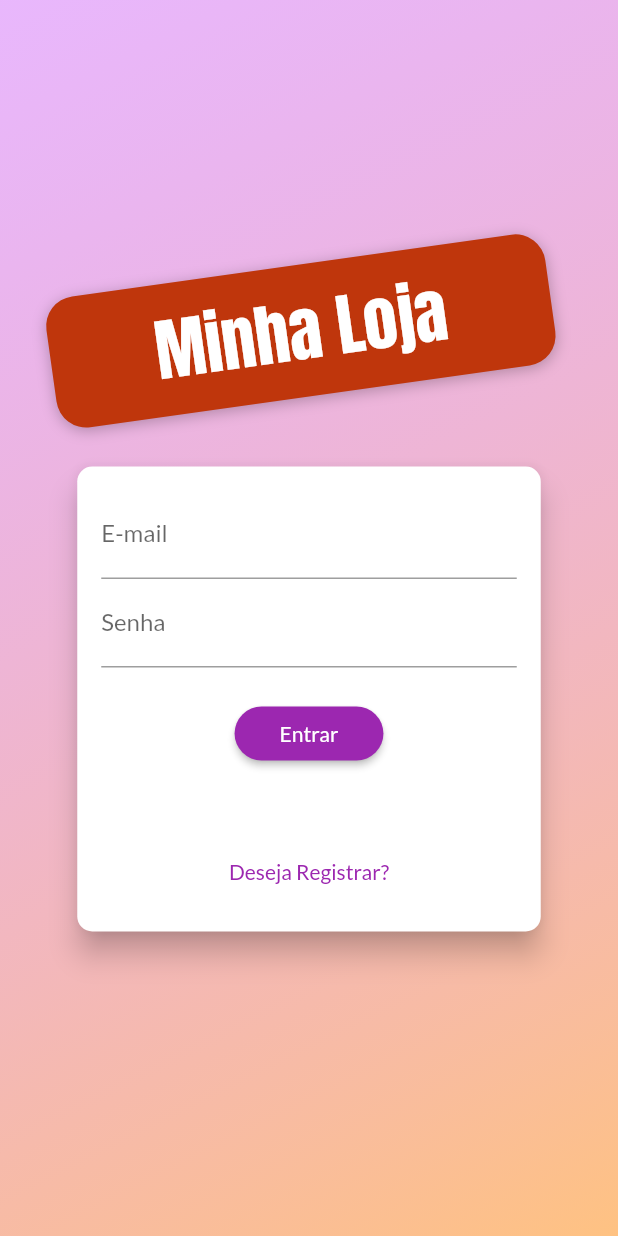
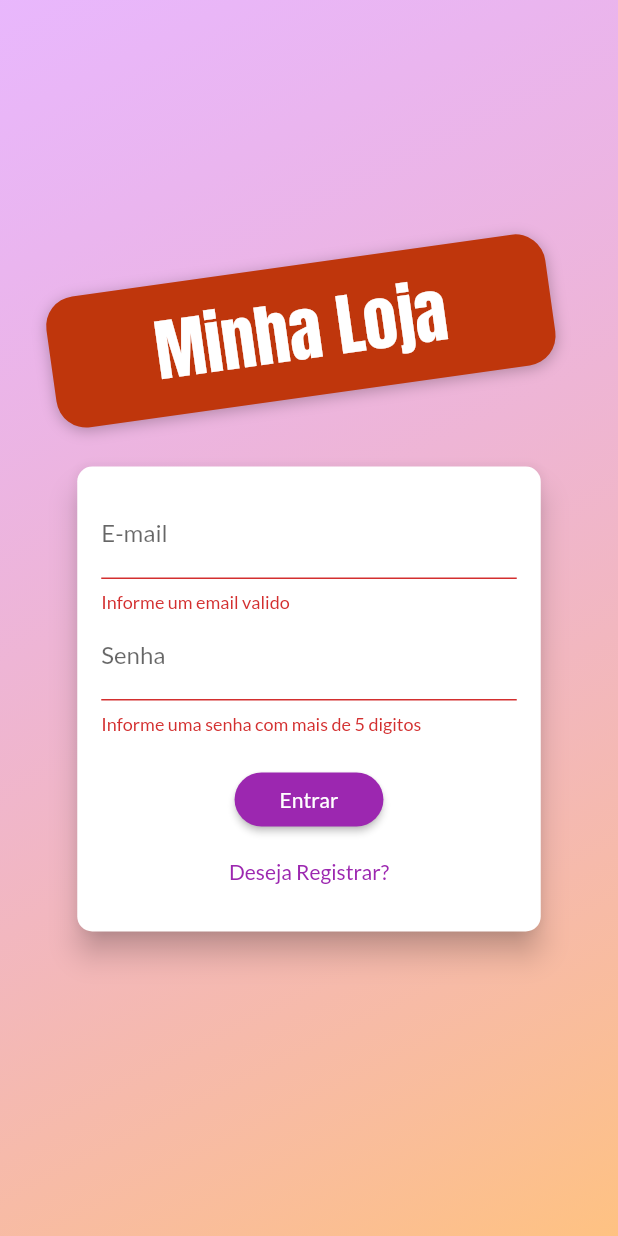
Before and after one commit to LeandroTheDev/shop_project, a Flutter app: the screen it shows after launch, after a tap on "Entrar", on a phone screen of 412 x 824 dp. Run offline on Flutter 3.47's test engine with Material 2 defaults, Android fonts, the phone set to English and light mode, and no system bars; network calls fail.

Commit message:
Auth Register

```diff
--- a/lib/components/auth_form.dart
+++ b/lib/components/auth_form.dart
@@ -1,4 +1,6 @@
 import 'package:flutter/material.dart';
+import 'package:provider/provider.dart';
+import 'package:shop/models/auth.dart';
 
 enum AuthMode { Signup, Login }
 
@@ -32,21 +34,26 @@ class _AuthFormState extends State<AuthForm> {
     });
   }
 
-  void _submit() {
+  Future<void> _submit() async {
     final _isValid = _formKey.currentState?.validate() ?? false;
 
-    if(!_isValid){
+    if (!_isValid) {
       return;
     }
 
     setState(() => _isLoading = true);
 
     _formKey.currentState?.save();
+    Auth auth = Provider.of(context, listen: false);
 
-    if(_isLogin()){
+    if (_isLogin()) {
       //login
     } else {
       //Registrar
+      await auth.signup(
+        _authData['email']!,
+        _authData['password']!,
+      );
     }
 
     setState(() => _isLoading = false);
@@ -63,6 +70,7 @@ class _AuthFormState extends State<AuthForm> {
         height: _isLogin() ? 310 : 400,
         width: deviceSize.width * 0.75,
         child: Form(
+          key: _formKey,
           child: Column(
             children: [
               TextFormField(
@@ -89,7 +97,7 @@ class _AuthFormState extends State<AuthForm> {
                 onSaved: (password) => _authData['password'] = password ?? '',
                 validator: (_password) {
                   final password = _password ?? '';
-                  if (password.isEmpty || password.length < 5) {
+                  if (password.isEmpty || password.length <= 5) {
                     return 'Informe uma senha com mais de 5 digitos';
                   }
                   return null;
@@ -116,7 +124,7 @@ class _AuthFormState extends State<AuthForm> {
                 height: 20,
               ),
               if (_isLoading)
-                CircularProgressIndicator()
+                const CircularProgressIndicator()
               else
                 ElevatedButton(
                   onPressed: _submit,
--- a/lib/main.dart
+++ b/lib/main.dart
@@ -1,5 +1,6 @@
 import 'package:flutter/material.dart';
 import 'package:provider/provider.dart';
+import 'package:shop/models/auth.dart';
 import 'package:shop/models/cart.dart';
 import 'package:shop/models/order_list.dart';
 import 'package:shop/models/product_list.dart';
@@ -32,6 +33,9 @@ class MyApp extends StatelessWidget {
         ChangeNotifierProvider(
           create: (_) => OrderList(),
         ),
+        ChangeNotifierProvider(
+          create: (_) => Auth(),
+        ),
       ],
       child: MaterialApp(
         title: 'Flutter Demo',
--- /dev/null
+++ b/lib/models/auth.dart
@@ -0,0 +1,20 @@
+import 'dart:convert';
+import 'package:flutter/cupertino.dart';
+import 'package:http/http.dart' as http;
+
+class Auth with ChangeNotifier {
+  static const _url =
+      'https://identitytoolkit.googleapis.com/v1/accounts:signUp?key=AIzaSyAv8EIjXlHahcI81pC8PsYh9yPGeyu5fTM';
+
+  Future<void> signup(String email, String password) async {
+    final response = await http.post(
+      Uri.parse(_url),
+      body: jsonEncode({
+        'email': email,
+        'password': password,
+        'returnSecureToken': true,
+      }),
+    );
+    print(jsonDecode(response.body));
+  }
+}
```
